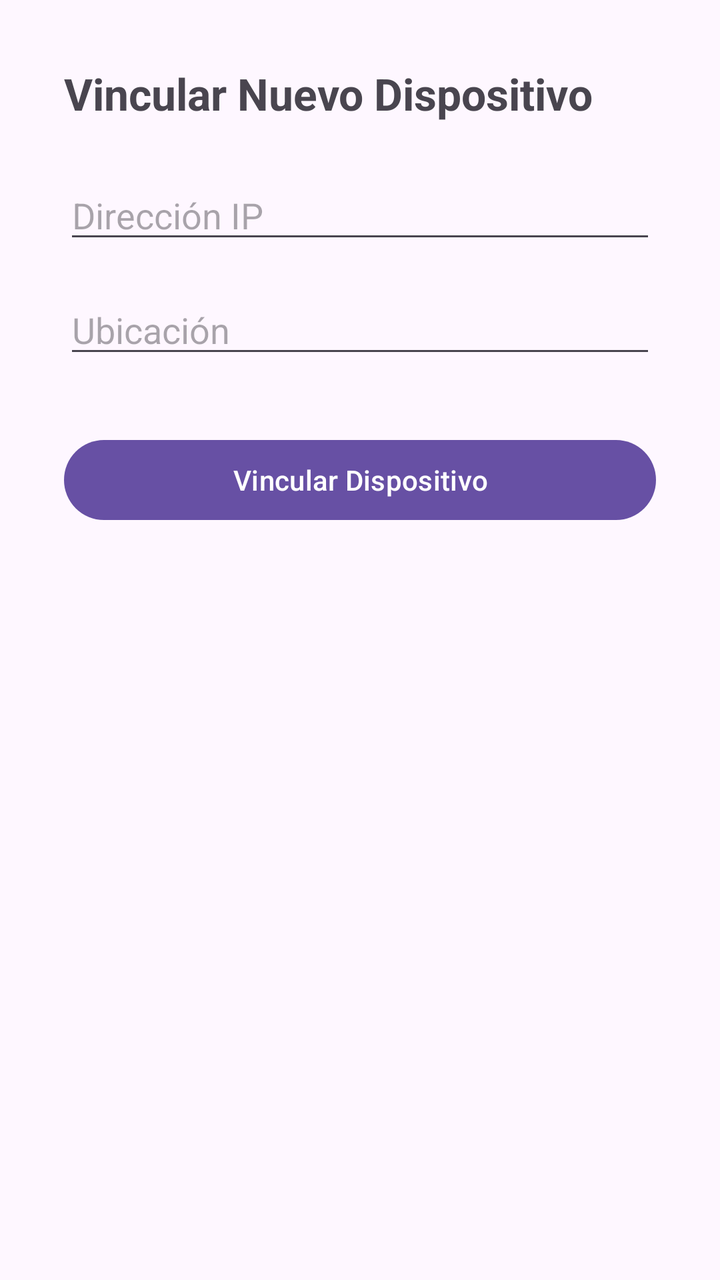
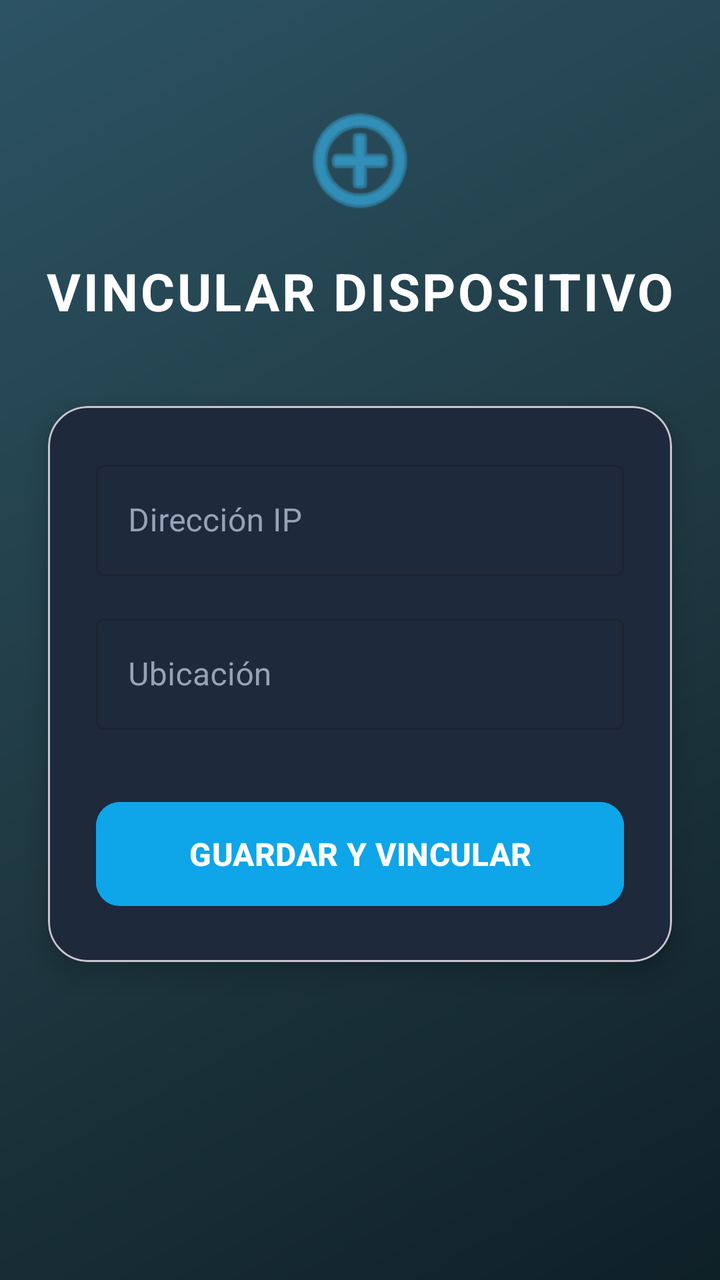

Compare the two renders of this Android layout. The source of the first and the diff that turns it into the second are given below.
<!-- AndroidManifest.xml: application theme Theme.Material3.DayNight.NoActionBar -->
<!-- res/layout/activity_add_device.xml -->
<?xml version="1.0" encoding="utf-8"?>
<LinearLayout xmlns:android="http://schemas.android.com/apk/res/android"
    android:layout_width="match_parent"
    android:layout_height="match_parent"
    android:orientation="vertical"
    android:padding="32dp">

    <TextView
        android:layout_width="wrap_content"
        android:layout_height="wrap_content"
        android:text="Vincular Nuevo Dispositivo"
        android:textSize="22sp"
        android:textStyle="bold"
        android:layout_marginBottom="24dp"/>

    <EditText
        android:id="@+id/etIpAddress"
        android:layout_width="match_parent"
        android:layout_height="wrap_content"
        android:hint="Dirección IP"
        android:inputType="textUri"
        android:layout_marginBottom="16dp"/>

    <EditText
        android:id="@+id/etRoomName"
        android:layout_width="match_parent"
        android:layout_height="wrap_content"
        android:hint="Ubicación"
        android:inputType="text"
        android:layout_marginBottom="32dp"/>

    <Button
        android:id="@+id/btnGuardarDispositivo"
        android:layout_width="match_parent"
        android:layout_height="wrap_content"
        android:text="Vincular Dispositivo"/>
</LinearLayout>
<!-- resources referenced by this layout -->
<resources>

</resources>

<!-- the commit's change to res/layout/activity_add_device.xml (unified diff, before → after) -->
@@ -1,37 +1,96 @@
 <?xml version="1.0" encoding="utf-8"?>
-<LinearLayout xmlns:android="http://schemas.android.com/apk/res/android"
+<androidx.constraintlayout.widget.ConstraintLayout xmlns:android="http://schemas.android.com/apk/res/android"
+    xmlns:app="http://schemas.android.com/apk/res-auto"
     android:layout_width="match_parent"
     android:layout_height="match_parent"
-    android:orientation="vertical"
-    android:padding="32dp">
+    android:background="@drawable/bg_tecnologico">
+
+    <ImageView
+        android:id="@+id/ivAddIcon"
+        android:layout_width="64dp"
+        android:layout_height="64dp"
+        android:layout_marginTop="48dp"
+        android:src="@android:drawable/ic_menu_add"
+        app:tint="#38BDF8"
+        app:layout_constraintEnd_toEndOf="parent"
+        app:layout_constraintStart_toStartOf="parent"
+        app:layout_constraintTop_toTopOf="parent" />
 
     <TextView
+        android:id="@+id/tvAddHeader"
         android:layout_width="wrap_content"
         android:layout_height="wrap_content"
-        android:text="Vincular Nuevo Dispositivo"
-        android:textSize="22sp"
+        android:layout_marginTop="16dp"
+        android:text="VINCULAR DISPOSITIVO"
+        android:textColor="#FFFFFF"
+        android:textSize="26sp"
         android:textStyle="bold"
-        android:layout_marginBottom="24dp"/>
+        android:letterSpacing="0.05"
+        app:layout_constraintEnd_toEndOf="parent"
+        app:layout_constraintStart_toStartOf="parent"
+        app:layout_constraintTop_toBottomOf="@id/ivAddIcon" />
 
-    <EditText
-        android:id="@+id/etIpAddress"
+    <com.google.android.material.card.MaterialCardView
         android:layout_width="match_parent"
         android:layout_height="wrap_content"
-        android:hint="Dirección IP"
-        android:inputType="textUri"
-        android:layout_marginBottom="16dp"/>
+        android:layout_marginHorizontal="24dp"
+        android:layout_marginTop="40dp"
+        app:cardBackgroundColor="#1E293B"
+        app:cardCornerRadius="20dp"
+        app:cardElevation="8dp"
+        app:layout_constraintTop_toBottomOf="@id/tvAddHeader">
 
-    <EditText
-        android:id="@+id/etRoomName"
-        android:layout_width="match_parent"
-        android:layout_height="wrap_content"
-        android:hint="Ubicación"
-        android:inputType="text"
-        android:layout_marginBottom="32dp"/>
+        <LinearLayout
+            android:layout_width="match_parent"
+            android:layout_height="wrap_content"
+            android:orientation="vertical"
+            android:padding="24dp">
 
-    <Button
-        android:id="@+id/btnGuardarDispositivo"
-        android:layout_width="match_parent"
-        android:layout_height="wrap_content"
-        android:text="Vincular Dispositivo"/>
-</LinearLayout>
+            <com.google.android.material.textfield.TextInputLayout
+                style="@style/Widget.MaterialComponents.TextInputLayout.OutlinedBox"
+                android:layout_width="match_parent"
+                android:layout_height="wrap_content"
+                android:textColorHint="#94A3B8"
+                app:hintTextColor="#38BDF8"
+                android:hint="Dirección IP">
+
+                <com.google.android.material.textfield.TextInputEditText
+                    android:id="@+id/etIpAddress"
+                    android:layout_width="match_parent"
+                    android:layout_height="wrap_content"
+                    android:textColor="#FFFFFF"
+                    android:inputType="textUri" />
+            </com.google.android.material.textfield.TextInputLayout>
+
+            <com.google.android.material.textfield.TextInputLayout
+                style="@style/Widget.MaterialComponents.TextInputLayout.OutlinedBox"
+                android:layout_width="match_parent"
+                android:layout_height="wrap_content"
+                android:layout_marginTop="16dp"
+                android:textColorHint="#94A3B8"
+                app:hintTextColor="#38BDF8"
+                android:hint="Ubicación">
+
+                <com.google.android.material.textfield.TextInputEditText
+                    android:id="@+id/etRoomName"
+                    android:layout_width="match_parent"
+                    android:layout_height="wrap_content"
+                    android:textColor="#FFFFFF"
+                    android:inputType="text" />
+            </com.google.android.material.textfield.TextInputLayout>
+
+            <com.google.android.material.button.MaterialButton
+                android:id="@+id/btnGuardarDispositivo"
+                android:layout_width="match_parent"
+                android:layout_height="60dp"
+                android:layout_marginTop="32dp"
+                android:backgroundTint="#0EA5E9"
+                android:text="GUARDAR Y VINCULAR"
+                android:textSize="16sp"
+                android:textStyle="bold"
+                app:cornerRadius="12dp" />
+
+        </LinearLayout>
+    </com.google.android.material.card.MaterialCardView>
+
+</androidx.constraintlayout.widget.ConstraintLayout>
<!-- resource entries referenced after the edit -->
@@ -1,5 +1,14 @@
 <!-- resources referenced by this layout -->
 <resources>
-
+  <!-- drawable bg_tecnologico (drawable) -->
+  <?xml version="1.0" encoding="utf-8"?>
+  <shape xmlns:android="http://schemas.android.com/apk/res/android">
+      <gradient
+          android:angle="135"
+          android:startColor="#0F2027"
+          android:centerColor="#203A43"
+          android:endColor="#2C5364"
+          android:type="linear" />
+  </shape>
 </resources>
 
